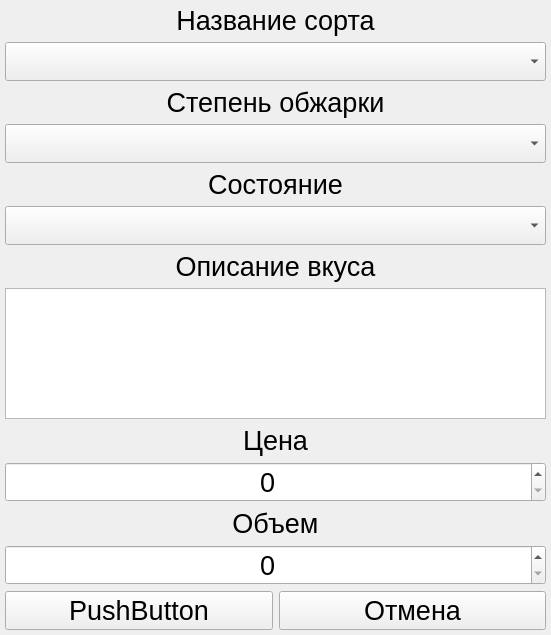
MR-Geri/coffe, file addEditCoffeeForm.ui: the form before one commit.
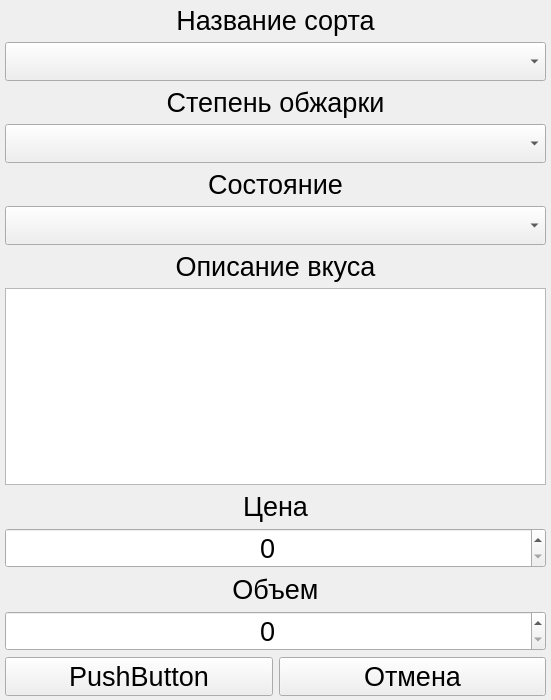
The form after the commit.

```diff
--- a/addEditCoffeeForm.ui
+++ b/addEditCoffeeForm.ui
@@ -7,9 +7,21 @@
     <x>0</x>
     <y>0</y>
     <width>551</width>
-    <height>635</height>
+    <height>700</height>
    </rect>
   </property>
+  <property name="minimumSize">
+   <size>
+    <width>551</width>
+    <height>700</height>
+   </size>
+  </property>
+  <property name="maximumSize">
+   <size>
+    <width>551</width>
+    <height>700</height>
+   </size>
+  </property>
   <property name="windowTitle">
    <string>Form</string>
   </property>
@@ -19,7 +31,7 @@
      <x>0</x>
      <y>0</y>
      <width>551</width>
-     <height>635</height>
+     <height>701</height>
     </rect>
    </property>
    <layout class="QGridLayout" name="gridLayout">
@@ -45,6 +57,9 @@
       <property name="alignment">
        <set>Qt::AlignCenter</set>
       </property>
+      <property name="maximum">
+       <number>10000000</number>
+      </property>
      </widget>
     </item>
     <item row="12" column="0" colspan="2">
@@ -111,6 +126,9 @@
       <property name="alignment">
        <set>Qt::AlignCenter</set>
       </property>
+      <property name="maximum">
+       <number>10000000</number>
+      </property>
      </widget>
     </item>
     <item row="2" column="0" colspan="2">
```
Left out of the diff: 2 changed lines with no effect on the pictures.
